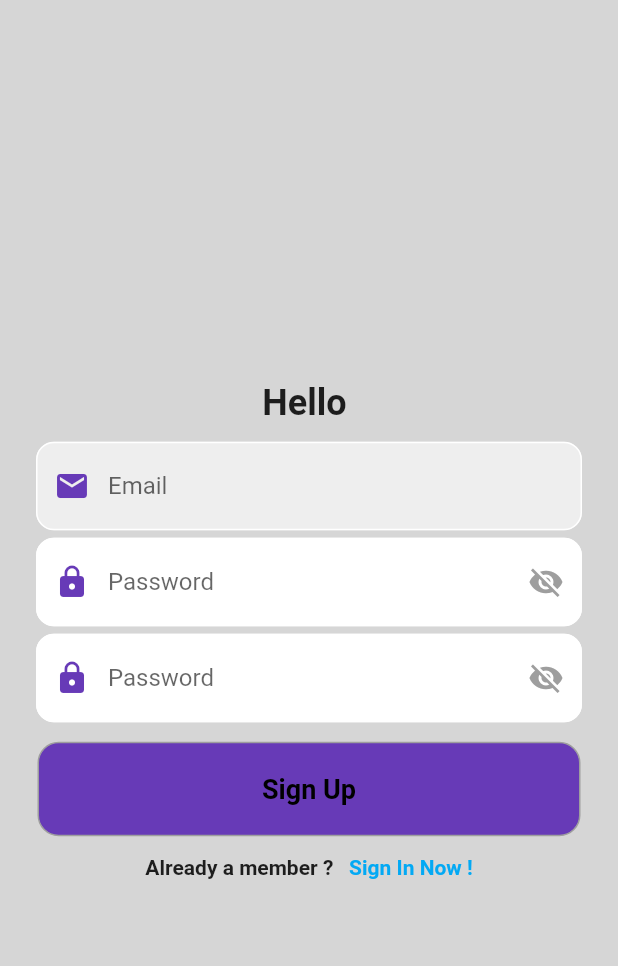
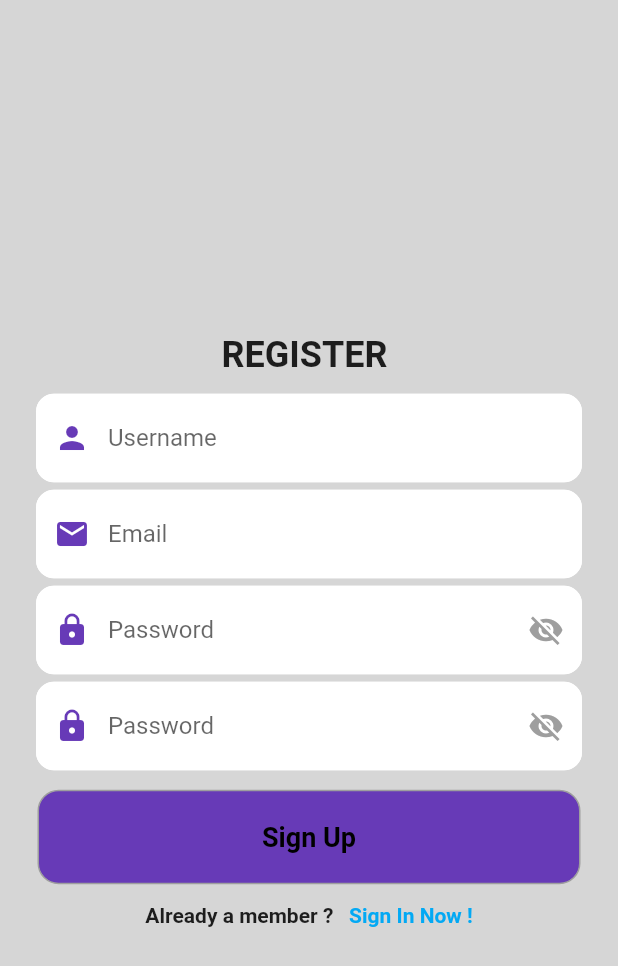
Before and after one commit to ikilemg/flutter_firebase_login, a Flutter app: the screen it shows after launch, after a tap on "Sign Up", after a tap on "Sign In Now !", on a phone screen of 412 x 824 dp. Shown: the top 966 px of the screen. Run offline on Flutter 3.47's test engine with Material 2 defaults, Android fonts, the phone set to English and light mode, and no system bars; our stand-ins replace cloud_firestore, email_validator, firebase_auth, firebase_core, matcher; missing offline and left inert: firebase_auth_web, firebase_core_web, turkish; accounts and stored records are empty.

```diff
--- a/lib/home_page.dart
+++ b/lib/home_page.dart
@@ -1,3 +1,4 @@
+import 'package:cloud_firestore/cloud_firestore.dart';
 import 'package:firebase_auth/firebase_auth.dart';
 import 'package:flutter/material.dart';
 
@@ -10,6 +11,7 @@ class HomePage extends StatefulWidget {
 
 class _HomePageState extends State<HomePage> {
   final user = FirebaseAuth.instance.currentUser!;
+  final users = FirebaseFirestore.instance.doc('my-id');
 
   @override
   Widget build(BuildContext context) {
--- a/lib/login_page.dart
+++ b/lib/login_page.dart
@@ -4,7 +4,7 @@ import 'package:flutter/material.dart';
 import 'package:flutter/services.dart';
 import 'package:flutter_login/widget/email_field_widget.dart';
 import 'package:flutter_login/widget/password_field_widget.dart';
-import 'dart:ffi';
+
 import 'package:turkish/turkish.dart';
 import 'package:flutter/material.dart';
 
@@ -50,7 +50,7 @@ class _LoginPageState extends State<LoginPage> {
                     height: 17,
                   ),
                   Text(
-                    'Hello ',
+                    'LOG IN ',
                     style: TextStyle(
                       fontWeight: FontWeight.bold,
                       fontSize: 24,
--- a/lib/register_page.dart
+++ b/lib/register_page.dart
@@ -5,6 +5,9 @@ import 'package:flutter/material.dart';
 import 'package:flutter/services.dart';
 import 'package:flutter_login/widget/email_field_widget.dart';
 import 'package:flutter_login/widget/password_field_widget.dart';
+import 'package:flutter_login/widget/username_field_widget.dart';
+import 'package:cloud_firestore/cloud_firestore.dart';
+import 'package:firebase_core/firebase_core.dart';
 
 class RegisterPage extends StatefulWidget {
   final VoidCallback showLoginPage;
@@ -22,6 +25,7 @@ class _RegisterPageState extends State<RegisterPage> {
   final _emailController = TextEditingController();
   final _passwordController = TextEditingController();
   final _confirmPasswordController = TextEditingController();
+  final _usernameController = TextEditingController();
   final formKey = GlobalKey<FormState>();
 
   Future signUp() async {
@@ -30,6 +34,12 @@ class _RegisterPageState extends State<RegisterPage> {
       await FirebaseAuth.instance.createUserWithEmailAndPassword(
           email: _emailController.text.trim(),
           password: _passwordController.text.trim());
+      username:
+      _usernameController.text.trim();
+
+      createUser(
+          name: _usernameController.text.trim(),
+          email: _emailController.text.trim());
     } else {
       showDialog(
         context: context,
@@ -45,6 +55,7 @@ class _RegisterPageState extends State<RegisterPage> {
     _emailController.dispose();
     _passwordController.dispose();
     _confirmPasswordController.dispose();
+    _usernameController.dispose();
     super.dispose();
   }
 
@@ -64,7 +75,7 @@ class _RegisterPageState extends State<RegisterPage> {
                     height: 17,
                   ),
                   Text(
-                    'Hello ',
+                    'REGISTER ',
                     style: TextStyle(
                       fontWeight: FontWeight.bold,
                       fontSize: 24,
@@ -73,6 +84,17 @@ class _RegisterPageState extends State<RegisterPage> {
 
                   SizedBox(
                     height: 12,
+                  ),
+                  //USERNAME
+                  Padding(
+                    padding: const EdgeInsets.symmetric(horizontal: 24),
+                    child: UsernameFieldWidget(
+                      controller: _usernameController,
+                    ),
+                  ),
+
+                  SizedBox(
+                    height: 5,
                   ),
 
                   Padding(
@@ -170,4 +192,15 @@ class _RegisterPageState extends State<RegisterPage> {
       ),
     );
   }
+
+  Future createUser({required String name, required String email}) async {
+    final docUser = FirebaseFirestore.instance.collection('users').doc('my-id');
+
+    final json = {
+      'name': name,
+      'email': email,
+    };
+
+    await docUser.set(json);
+  }
 }
--- a/lib/widget/email_field_widget.dart
+++ b/lib/widget/email_field_widget.dart
@@ -1,3 +1,5 @@
+// ignore_for_file: prefer_const_constructors
+
 import 'package:email_validator/email_validator.dart';
 import 'package:flutter/material.dart';
 
@@ -47,6 +49,7 @@ class _EmailFieldWidgetState extends State<EmailFieldWidget> {
                   ),
                   onPressed: () => widget.controller.clear(),
                 ),
+          border: OutlineInputBorder(borderRadius: BorderRadius.circular(20)),
           enabledBorder: OutlineInputBorder(
             borderSide: BorderSide(color: Colors.white),
             borderRadius: BorderRadius.circular(12),
@@ -55,7 +58,7 @@ class _EmailFieldWidgetState extends State<EmailFieldWidget> {
               borderSide: BorderSide(color: Colors.deepPurple),
               borderRadius: BorderRadius.circular(20)),
           hintText: 'Email',
-          fillColor: Colors.grey[200],
+          fillColor: Colors.white,
           filled: true,
         ),
         keyboardType: TextInputType.emailAddress,
--- a/lib/widget/password_field_widget.dart
+++ b/lib/widget/password_field_widget.dart
@@ -1,4 +1,4 @@
-// ignore_for_file: prefer_const_constructors
+// ignore_for_file: prefer_const_constructors, prefer_const_literals_to_create_immutables
 
 import 'package:email_validator/email_validator.dart';
 import 'package:flutter/material.dart';
@@ -18,21 +18,6 @@ class PasswordFieldWidget extends StatefulWidget {
 
 class _PasswordFieldWidgetState extends State<PasswordFieldWidget> {
   bool isHidden = true;
-  @override
-  void initState() {
-    // TODO: implement initState
-    super.initState();
-
-    widget.controller.addListener((onListen));
-  }
-
-  @override
-  void dispose() {
-    widget.controller.removeListener((onListen));
-    super.dispose();
-  }
-
-  void onListen() => setState(() {});
 
   @override
   Widget build(BuildContext context) => TextFormField(
--- /dev/null
+++ b/lib/widget/username_field_widget.dart
@@ -0,0 +1,43 @@
+// ignore_for_file: prefer_const_constructors_in_immutables, prefer_const_constructors
+
+import 'package:email_validator/email_validator.dart';
+import 'package:flutter/material.dart';
+
+class UsernameFieldWidget extends StatefulWidget {
+  final TextEditingController controller;
+
+  const UsernameFieldWidget({
+    Key? key,
+    required this.controller,
+  }) : super(key: key);
+
+  @override
+  State<UsernameFieldWidget> createState() => _UsernameFieldWidgetState();
+}
+
+class _UsernameFieldWidgetState extends State<UsernameFieldWidget> {
+  @override
+  Widget build(BuildContext context) => TextFormField(
+        controller: widget.controller,
+        decoration: InputDecoration(
+          prefixIcon: Icon(
+            Icons.person,
+            color: Colors.deepPurple,
+          ),
+          border: OutlineInputBorder(borderRadius: BorderRadius.circular(20)),
+          enabledBorder: OutlineInputBorder(
+            borderSide: BorderSide(color: Colors.white),
+            borderRadius: BorderRadius.circular(12),
+          ),
+          focusedBorder: OutlineInputBorder(
+              borderSide: BorderSide(color: Colors.deepPurple),
+              borderRadius: BorderRadius.circular(20)),
+          hintText: 'Username',
+          fillColor: Colors.white,
+          filled: true,
+        ),
+        keyboardType: TextInputType.name,
+        validator: (username) =>
+            username != null && username.length < 2 ? 'Enter a value' : null,
+      );
+}
--- a/pubspec.yaml
+++ b/pubspec.yaml
@@ -37,6 +37,8 @@ dependencies:
   firebase_core: ^1.19.1
   turkish: ">=0.2.1"
   email_validator: ^2.0.1
+  cloud_firestore: ^3.2.1
+
   google_fonts:
 
 dev_dependencies:
```
Also changed, not shown: 3 other files.
